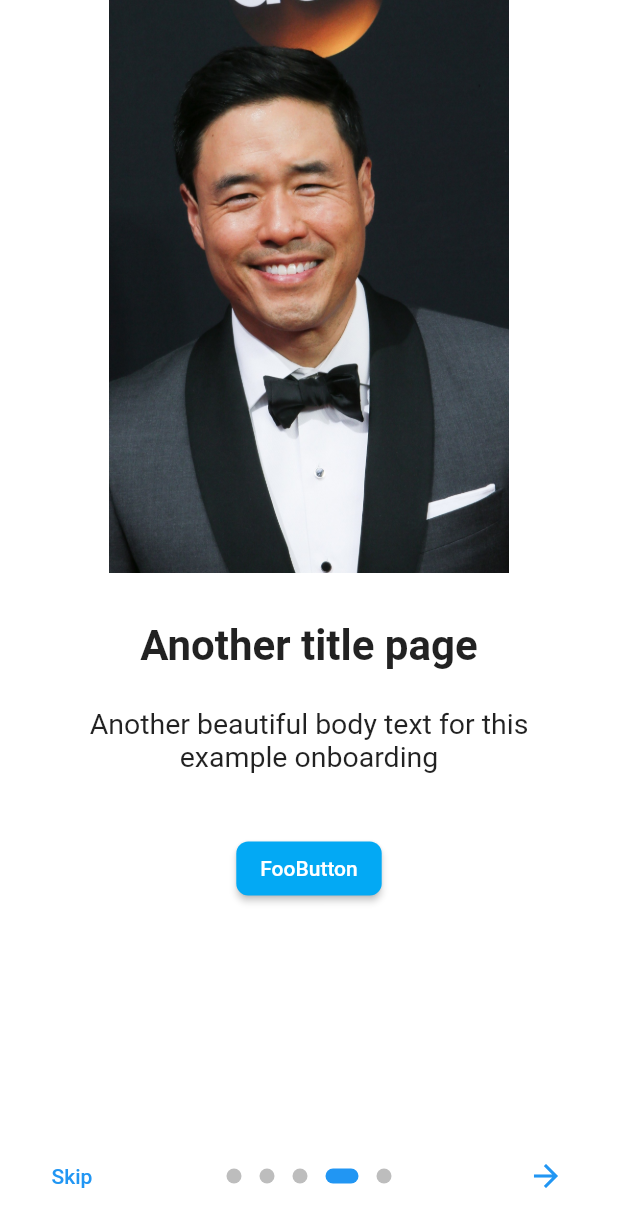
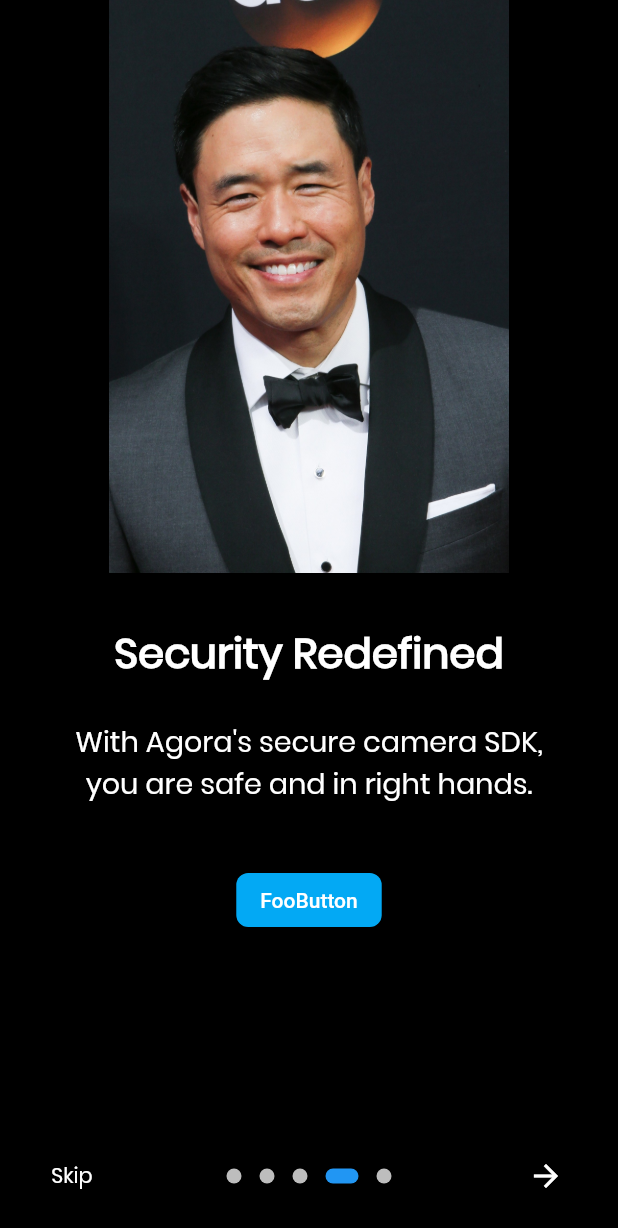
Before and after one commit to ameysunu/studyroom, a Flutter app: the screen it shows after launch, swiped to page 4, on a phone screen of 412 x 824 dp. Shown: the top 1228 px of the screen. Run offline on Flutter 3.47's test engine with Material 2 defaults, Android fonts, the light colour scheme and no system bars; drawn by our look-alikes of introduction_screen; our stand-ins replace permission_handler; missing offline and left inert: agora_rtc_engine.

Commit message:
onboarding added

```diff
--- a/lib/introduction.dart
+++ b/lib/introduction.dart
@@ -27,12 +27,17 @@ class _IntroductionPageState extends State<IntroductionPage> {
 
   @override
   Widget build(BuildContext context) {
-    const bodyStyle = TextStyle(fontSize: 19.0);
+    const bodyStyle =
+        TextStyle(fontSize: 19.0, fontFamily: 'Poppins', color: Colors.white);
     const pageDecoration = const PageDecoration(
-      titleTextStyle: TextStyle(fontSize: 28.0, fontWeight: FontWeight.w700),
+      titleTextStyle: TextStyle(
+          fontSize: 28.0,
+          fontWeight: FontWeight.w700,
+          fontFamily: 'Poppins',
+          color: Colors.white),
       bodyTextStyle: bodyStyle,
       descriptionPadding: EdgeInsets.fromLTRB(16.0, 0.0, 16.0, 16.0),
-      pageColor: Colors.white,
+      pageColor: Colors.black,
       imagePadding: EdgeInsets.zero,
     );
     return IntroductionScreen(
@@ -45,22 +50,22 @@ class _IntroductionPageState extends State<IntroductionPage> {
           decoration: pageDecoration,
         ),
         PageViewModel(
-          title: "Learn as you go",
-          body:
-              "Download the Stockpile app and master the market with our mini-lesson.",
+          title: "Join meetings easily",
+          body: "Just select your seat and get into the meeting.",
           image: _buildImage('gen1'),
           decoration: pageDecoration,
         ),
         PageViewModel(
-          title: "Kids and teens",
+          title: "Present as you go",
           body:
-              "Kids and teens can track their stocks 24/7 and place trades that you approve.",
+              "Present meetings, and choose your on meeting ID and pass it to only those, who you want to join.",
           image: _buildImage('genz'),
           decoration: pageDecoration,
         ),
         PageViewModel(
-          title: "Another title page",
-          body: "Another beautiful body text for this example onboarding",
+          title: "Security Redefined",
+          body:
+              "With Agora's secure camera SDK, you are safe and in right hands.",
           image: _buildImage('gen2'),
           footer: RaisedButton(
             onPressed: () {
@@ -78,13 +83,11 @@ class _IntroductionPageState extends State<IntroductionPage> {
           decoration: pageDecoration,
         ),
         PageViewModel(
-          title: "Title of last page",
+          title: "You are all ready!",
           bodyWidget: Row(
             mainAxisAlignment: MainAxisAlignment.center,
             children: const [
-              Text("Click on ", style: bodyStyle),
-              Icon(Icons.edit),
-              Text(" to edit a post", style: bodyStyle),
+              Text("Welcome to StudyRoom.", style: bodyStyle),
             ],
           ),
           image: _buildImage('gen3'),
@@ -96,9 +99,17 @@ class _IntroductionPageState extends State<IntroductionPage> {
       showSkipButton: true,
       skipFlex: 0,
       nextFlex: 0,
-      skip: const Text('Skip'),
-      next: const Icon(Icons.arrow_forward),
-      done: const Text('Done', style: TextStyle(fontWeight: FontWeight.w600)),
+      skip: const Text('Skip',
+          style: TextStyle(fontFamily: 'Poppins', color: Colors.white)),
+      next: const Icon(
+        Icons.arrow_forward,
+        color: Colors.white,
+      ),
+      done: const Text('Done',
+          style: TextStyle(
+              fontWeight: FontWeight.w600,
+              fontFamily: 'Poppins',
+              color: Colors.white)),
       dotsDecorator: const DotsDecorator(
         size: Size(10.0, 10.0),
         color: Color(0xFFBDBDBD),
```
